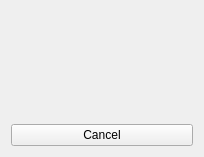
Qt form qtwitter-app/src/oauth/oauthwizard.ui (ayoy/qtwitter) before a commit.
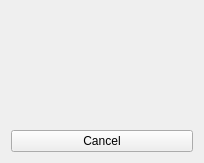
The same form after that commit.

Patch:
```diff
--- a/qtwitter-app/src/oauth/oauthwizard.ui
+++ b/qtwitter-app/src/oauth/oauthwizard.ui
@@ -7,7 +7,7 @@
     <x>0</x>
     <y>0</y>
     <width>204</width>
-    <height>157</height>
+    <height>163</height>
    </rect>
   </property>
   <property name="maximumSize">
```
